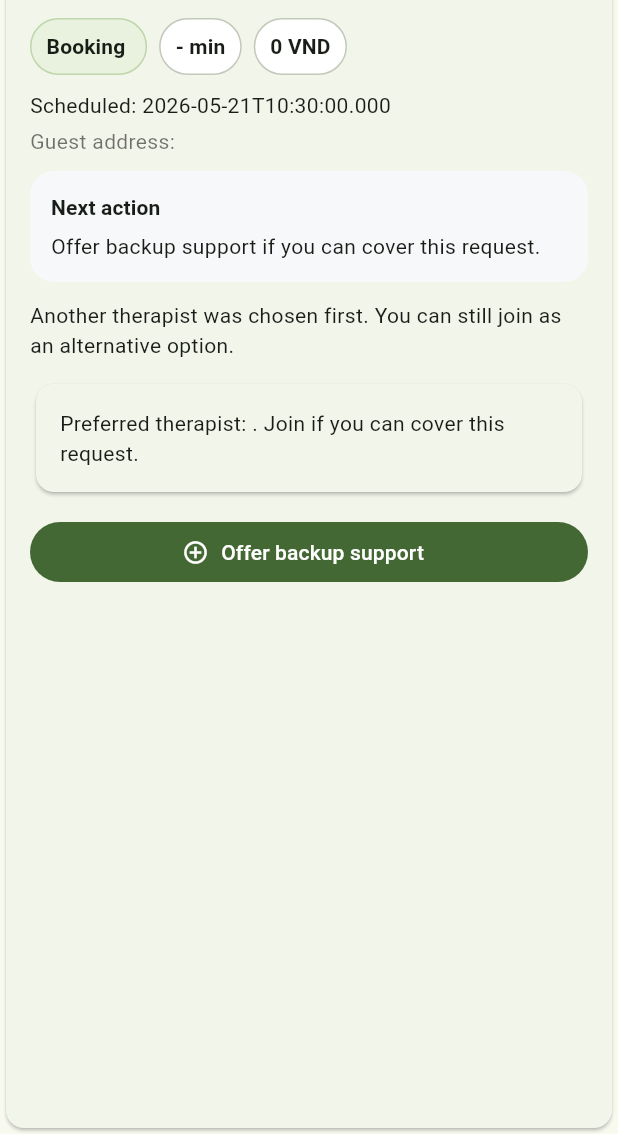
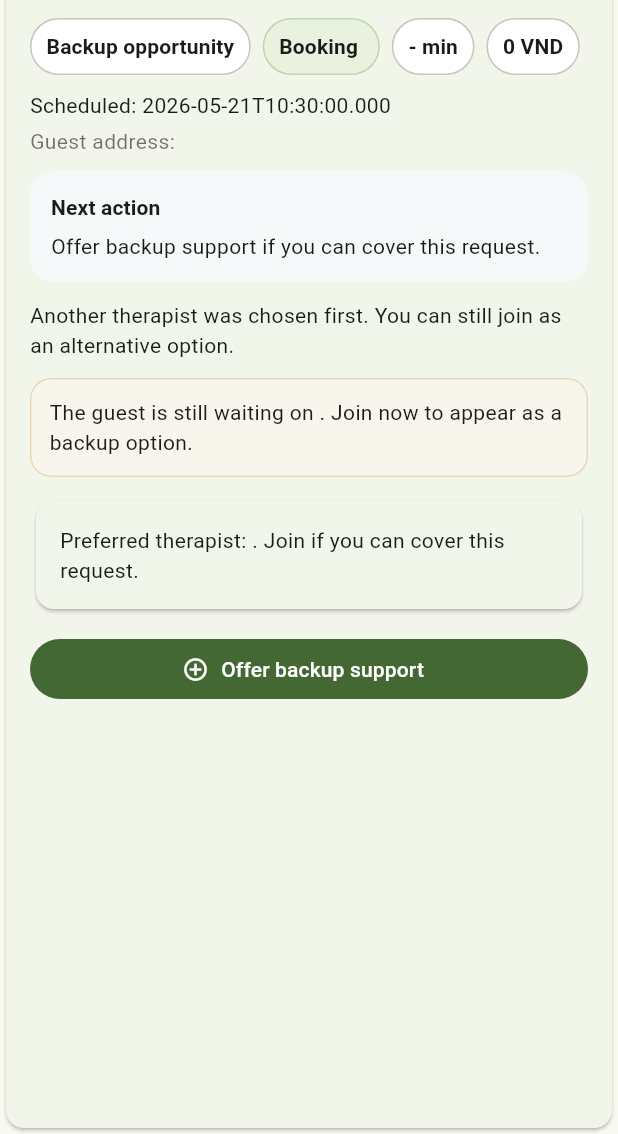
Before and after one commit to cooluki7709-crypto/massage, a Flutter app: the OpenBookingCard widget shown alone on an empty page, opened directly with empty values, on a phone screen of 412 x 824 dp, the part 102-1236 px from its top. Run offline on Flutter 3.47's test engine with Material 3 defaults, Android fonts, the phone set to English and light mode, and no system bars; our stand-ins replace firebase_core, firebase_messaging, flutter_riverpod, geolocator, google_maps_flutter, socket_io_client; accounts and stored records are empty; network calls fail.

Commit message:
feat(flow): sharpen customer and provider guidance

```diff
--- a/apps/provider_app/lib/main.dart
+++ b/apps/provider_app/lib/main.dart
@@ -460,6 +460,11 @@ class OpenBookingCard extends StatelessWidget {
     final isMatched = booking['status'] == 'MATCHED';
     final preferredProviderName = preferredProvider?['displayName'] as String?;
     final customerAddress = booking['address'] as Map<String, dynamic>?;
+    final requestModeLabel = isPreferredRequest
+        ? 'Direct request'
+        : hasPreferredProvider
+            ? 'Backup opportunity'
+            : 'Open shortlist';
     final nextAction = isPreferredRequest && !isMatched
         ? 'Reply now so the customer can confirm you directly.'
         : isPreferredRequest && isMatched && !hasChat
@@ -511,6 +516,7 @@ class OpenBookingCard extends StatelessWidget {
               spacing: 8,
               runSpacing: 8,
               children: [
+                ProviderRequestTag(label: requestModeLabel),
                 ProviderRequestTag(label: 'Booking ${booking['id']}', highlighted: true),
                 ProviderRequestTag(label: '${service?['durationMin'] ?? '-'} min'),
                 ProviderRequestTag(label: '${formatCurrency(service?['basePrice'])} VND'),
@@ -555,6 +561,26 @@ class OpenBookingCard extends StatelessWidget {
                   : hasPreferredProvider
                       ? 'Another therapist was chosen first. You can still join as an alternative option.'
                       : 'This request is open to nearby therapists. The customer will pick the final provider.',
+            ),
+            const SizedBox(height: 12),
+            Container(
+              width: double.infinity,
+              padding: const EdgeInsets.all(12),
+              decoration: BoxDecoration(
+                color: isPreferredRequest ? const Color(0xFFF1F8EC) : const Color(0xFFF8F6EC),
+                borderRadius: BorderRadius.circular(14),
+                border: Border.all(
+                  color: isPreferredRequest ? const Color(0xFFD6E9C8) : const Color(0xFFE7D9B7),
+                ),
+              ),
+              child: Text(
+                isPreferredRequest
+                    ? 'You are the first therapist this guest chose. A quick reply protects the booking.'
+                    : hasPreferredProvider
+                        ? 'The guest is still waiting on ${preferredProviderName ?? 'the preferred therapist'}. Join now to appear as a backup option.'
+                        : 'No preferred therapist was set. Nearby therapists can join and wait for the guest selection.',
+                style: Theme.of(context).textTheme.bodyMedium,
+              ),
             ),
             const SizedBox(height: 12),
             if (isPreferredRequest)
```
Also changed, not shown: apps/customer_app/lib/main.dart (+16 -1 lines).
